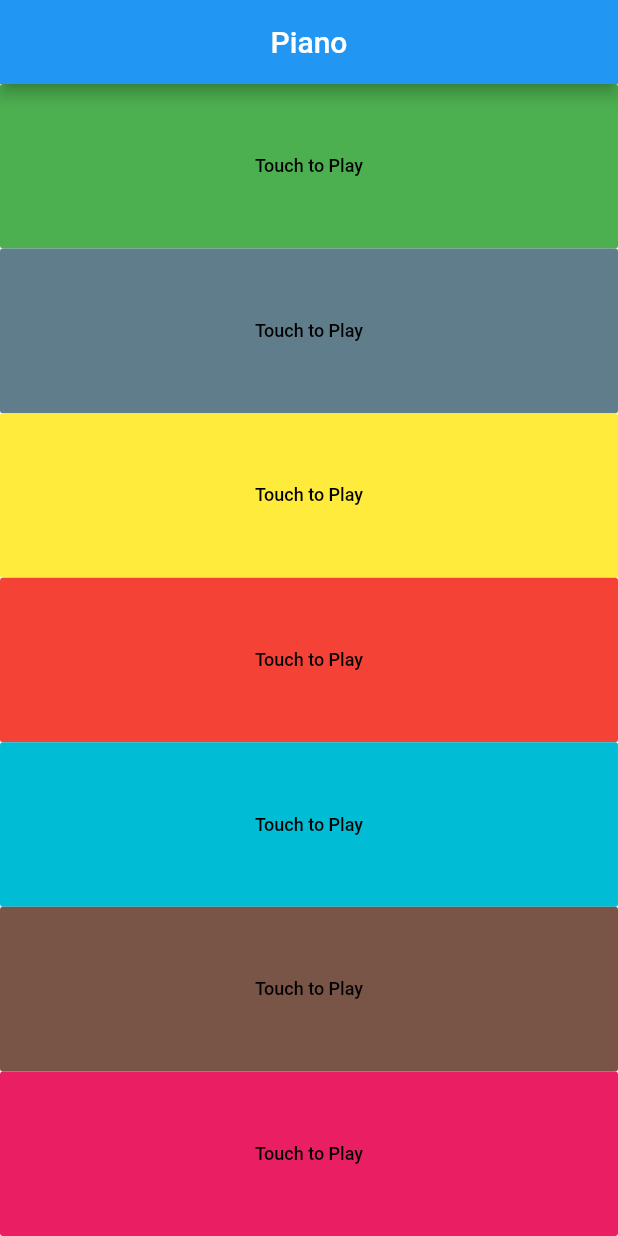
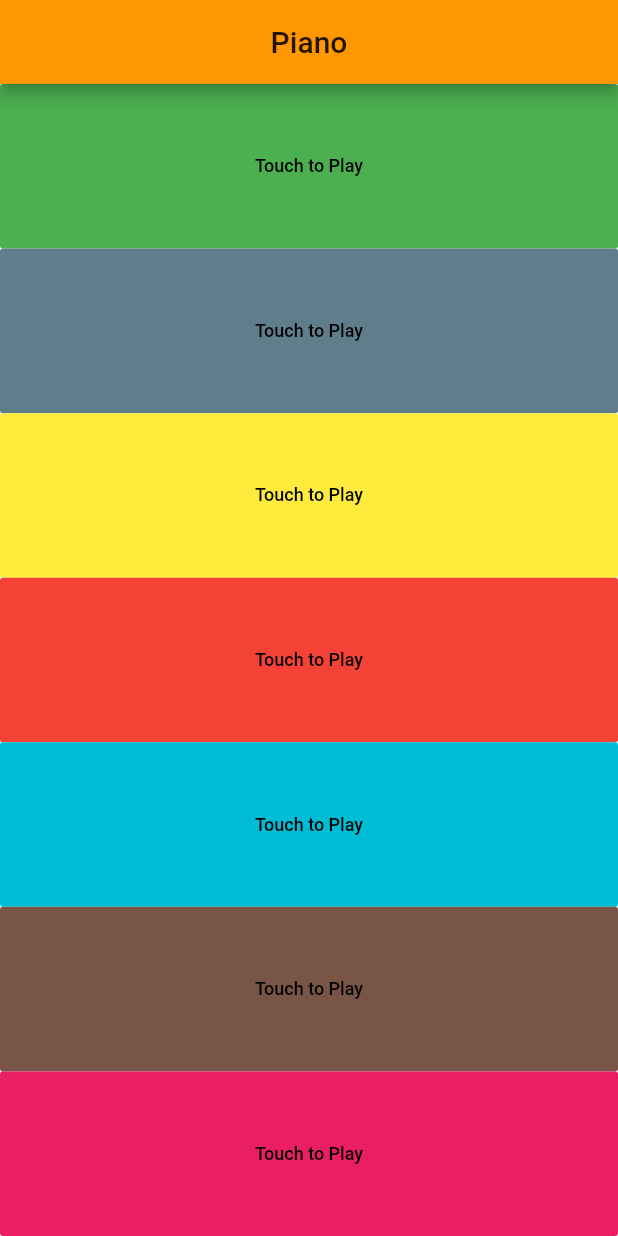
Before and after one commit to johnnylyimo/Flutter_Piano, a Flutter app: the screen it shows after launch, on a phone screen of 412 x 824 dp. Run offline on Flutter 3.47's test engine with Material 2 defaults, Android fonts, the phone set to English and light mode, and no system bars; our stand-ins replace audioplayers.

Commit message:
Defined ThemeData primaryColor

```diff
--- a/lib/main.dart
+++ b/lib/main.dart
@@ -18,6 +18,7 @@ class PianoApp extends StatelessWidget {
       title: 'Piano App',
       theme: ThemeData(
         textTheme: textTheme,
+        primaryColor: Colors.orange,
         primarySwatch: Colors.blue,
       ),
       home: SplashScreen(),
```
